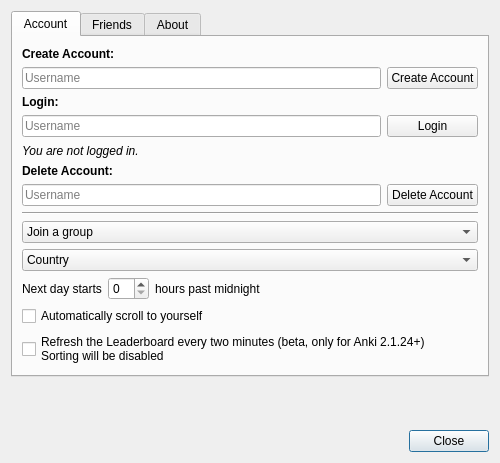
First picture: the form in designer/setup.ui, repository ThoreBor/Anki_Leaderboard, before the edit.
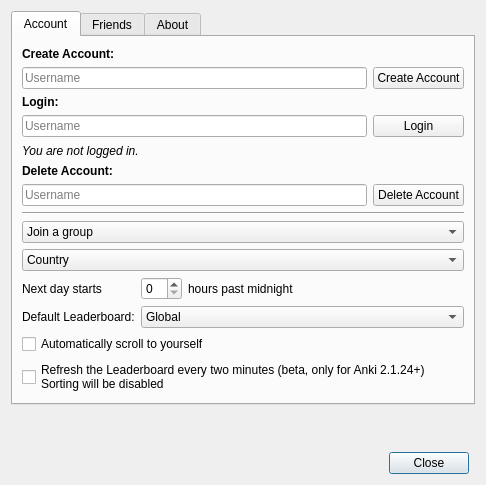
Second picture: the form after the edit. Icons and pictures are not drawn.

Commit message: choose default tab

Patch:
```diff
--- a/designer/setup.ui
+++ b/designer/setup.ui
@@ -6,8 +6,8 @@
    <rect>
     <x>0</x>
     <y>0</y>
-    <width>500</width>
-    <height>463</height>
+    <width>486</width>
+    <height>485</height>
    </rect>
   </property>
   <property name="sizePolicy">
@@ -23,8 +23,8 @@
    <iconset resource="icons.qrc">
     <normaloff>:/icons/person.png</normaloff>:/icons/person.png</iconset>
   </property>
-  <layout class="QVBoxLayout" name="verticalLayout">
-   <item>
+  <layout class="QGridLayout" name="gridLayout">
+   <item row="0" column="0" colspan="2">
     <widget class="QTabWidget" name="tabWidget">
      <property name="sizePolicy">
       <sizepolicy hsizetype="Expanding" vsizetype="Minimum">
@@ -48,28 +48,76 @@
         </widget>
        </item>
        <item row="2" column="0">
-        <layout class="QGridLayout" name="gridLayout_4">
-         <item row="2" column="0">
-          <widget class="QLabel" name="next_day_info1">
-           <property name="sizePolicy">
-            <sizepolicy hsizetype="Fixed" vsizetype="Preferred">
-             <horstretch>0</horstretch>
-             <verstretch>0</verstretch>
-            </sizepolicy>
-           </property>
-           <property name="text">
-            <string>Next day starts</string>
-           </property>
-          </widget>
+        <layout class="QGridLayout" name="gl2">
+         <item row="2" column="0" colspan="2">
+          <layout class="QGridLayout" name="gl3">
+           <item row="0" column="0">
+            <widget class="QLabel" name="next_day_info1">
+             <property name="sizePolicy">
+              <sizepolicy hsizetype="Fixed" vsizetype="Preferred">
+               <horstretch>0</horstretch>
+               <verstretch>0</verstretch>
+              </sizepolicy>
+             </property>
+             <property name="text">
+              <string>Next day starts</string>
+             </property>
+            </widget>
+           </item>
+           <item row="0" column="1">
+            <widget class="QSpinBox" name="newday">
+             <property name="sizePolicy">
+              <sizepolicy hsizetype="Fixed" vsizetype="Fixed">
+               <horstretch>0</horstretch>
+               <verstretch>0</verstretch>
+              </sizepolicy>
+             </property>
+             <property name="maximum">
+              <number>23</number>
+             </property>
+            </widget>
+           </item>
+           <item row="1" column="0">
+            <widget class="QLabel" name="Defaul_Tab_Label">
+             <property name="text">
+              <string>Default Leaderboard:</string>
+             </property>
+            </widget>
+           </item>
+           <item row="0" column="2">
+            <widget class="QLabel" name="next_day_info2">
+             <property name="text">
+              <string>hours past midnight</string>
+             </property>
+            </widget>
+           </item>
+           <item row="1" column="1" colspan="2">
+            <widget class="QComboBox" name="Default_Tab">
+             <item>
+              <property name="text">
+               <string>Global</string>
+              </property>
+             </item>
+             <item>
+              <property name="text">
+               <string>Friends</string>
+              </property>
+             </item>
+             <item>
+              <property name="text">
+               <string>Country</string>
+              </property>
+             </item>
+             <item>
+              <property name="text">
+               <string>Group</string>
+              </property>
+             </item>
+            </widget>
+           </item>
+          </layout>
          </item>
-         <item row="2" column="2">
-          <widget class="QLabel" name="next_day_info2">
-           <property name="text">
-            <string>hours past midnight</string>
-           </property>
-          </widget>
-         </item>
-         <item row="1" column="0" colspan="3">
+         <item row="1" column="0" colspan="2">
           <widget class="QComboBox" name="country">
            <item>
             <property name="text">
@@ -78,20 +126,7 @@
            </item>
           </widget>
          </item>
-         <item row="2" column="1">
-          <widget class="QSpinBox" name="newday">
-           <property name="sizePolicy">
-            <sizepolicy hsizetype="Fixed" vsizetype="Fixed">
-             <horstretch>0</horstretch>
-             <verstretch>0</verstretch>
-            </sizepolicy>
-           </property>
-           <property name="maximum">
-            <number>23</number>
-           </property>
-          </widget>
-         </item>
-         <item row="0" column="0" colspan="3">
+         <item row="0" column="0" colspan="2">
           <widget class="QComboBox" name="subject">
            <item>
             <property name="text">
@@ -130,31 +165,7 @@
         </widget>
        </item>
        <item row="0" column="0">
-        <layout class="QGridLayout" name="gridLayout_2">
-         <item row="3" column="0">
-          <widget class="QLineEdit" name="login_username">
-           <property name="text">
-            <string/>
-           </property>
-           <property name="placeholderText">
-            <string>Username</string>
-           </property>
-          </widget>
-         </item>
-         <item row="5" column="0">
-          <widget class="QLabel" name="delete_info">
-           <property name="font">
-            <font>
-             <weight>75</weight>
-             <bold>true</bold>
-             <underline>false</underline>
-            </font>
-           </property>
-           <property name="text">
-            <string>Delete Account:</string>
-           </property>
-          </widget>
-         </item>
+        <layout class="QGridLayout" name="gl1">
          <item row="6" column="1">
           <widget class="QPushButton" name="delete_button">
            <property name="text">
@@ -178,16 +189,17 @@
            </property>
           </widget>
          </item>
-         <item row="2" column="0">
-          <widget class="QLabel" name="login_info">
+         <item row="5" column="0">
+          <widget class="QLabel" name="delete_info">
            <property name="font">
             <font>
              <weight>75</weight>
              <bold>true</bold>
+             <underline>false</underline>
             </font>
            </property>
            <property name="text">
-            <string>Login:</string>
+            <string>Delete Account:</string>
            </property>
           </widget>
          </item>
@@ -204,19 +216,6 @@
            </property>
           </widget>
          </item>
-         <item row="1" column="1">
-          <widget class="QPushButton" name="create_button">
-           <property name="text">
-            <string>Create Account</string>
-           </property>
-           <property name="autoDefault">
-            <bool>false</bool>
-           </property>
-           <property name="default">
-            <bool>false</bool>
-           </property>
-          </widget>
-         </item>
          <item row="6" column="0">
           <widget class="QLineEdit" name="delete_username">
            <property name="text">
@@ -227,19 +226,6 @@
            </property>
           </widget>
          </item>
-         <item row="1" column="0">
-          <widget class="QLineEdit" name="create_username">
-           <property name="text">
-            <string/>
-           </property>
-           <property name="maxLength">
-            <number>15</number>
-           </property>
-           <property name="placeholderText">
-            <string>Username</string>
-           </property>
-          </widget>
-         </item>
          <item row="4" column="0">
           <widget class="QLabel" name="login_info_2">
            <property name="font">
@@ -252,6 +238,55 @@
            </property>
           </widget>
          </item>
+         <item row="3" column="0">
+          <widget class="QLineEdit" name="login_username">
+           <property name="text">
+            <string/>
+           </property>
+           <property name="placeholderText">
+            <string>Username</string>
+           </property>
+          </widget>
+         </item>
+         <item row="1" column="1">
+          <widget class="QPushButton" name="create_button">
+           <property name="text">
+            <string>Create Account</string>
+           </property>
+           <property name="autoDefault">
+            <bool>false</bool>
+           </property>
+           <property name="default">
+            <bool>false</bool>
+           </property>
+          </widget>
+         </item>
+         <item row="2" column="0">
+          <widget class="QLabel" name="login_info">
+           <property name="font">
+            <font>
+             <weight>75</weight>
+             <bold>true</bold>
+            </font>
+           </property>
+           <property name="text">
+            <string>Login:</string>
+           </property>
+          </widget>
+         </item>
+         <item row="1" column="0">
+          <widget class="QLineEdit" name="create_username">
+           <property name="text">
+            <string/>
+           </property>
+           <property name="maxLength">
+            <number>15</number>
+           </property>
+           <property name="placeholderText">
+            <string>Username</string>
+           </property>
+          </widget>
+         </item>
         </layout>
        </item>
        <item row="4" column="0">
@@ -270,7 +305,7 @@
       </attribute>
       <layout class="QGridLayout" name="gridLayout_5">
        <item row="0" column="0">
-        <layout class="QGridLayout" name="gridLayout">
+        <layout class="QGridLayout" name="gl4">
          <item row="3" column="0">
           <widget class="QListWidget" name="friends_list">
            <property name="styleSheet">
@@ -394,7 +429,17 @@
      </widget>
     </widget>
    </item>
-   <item>
+   <item row="2" column="0">
+    <widget class="QDialogButtonBox" name="buttonBox">
+     <property name="orientation">
+      <enum>Qt::Horizontal</enum>
+     </property>
+     <property name="standardButtons">
+      <set>QDialogButtonBox::Close</set>
+     </property>
+    </widget>
+   </item>
+   <item row="1" column="0">
     <spacer name="verticalSpacer_2">
      <property name="orientation">
       <enum>Qt::Vertical</enum>
@@ -407,16 +452,6 @@
      </property>
     </spacer>
    </item>
-   <item>
-    <widget class="QDialogButtonBox" name="buttonBox">
-     <property name="orientation">
-      <enum>Qt::Horizontal</enum>
-     </property>
-     <property name="standardButtons">
-      <set>QDialogButtonBox::Close</set>
-     </property>
-    </widget>
-   </item>
   </layout>
  </widget>
  <tabstops>
```
Left out of the diff: 33 changed lines with no effect on the pictures.
